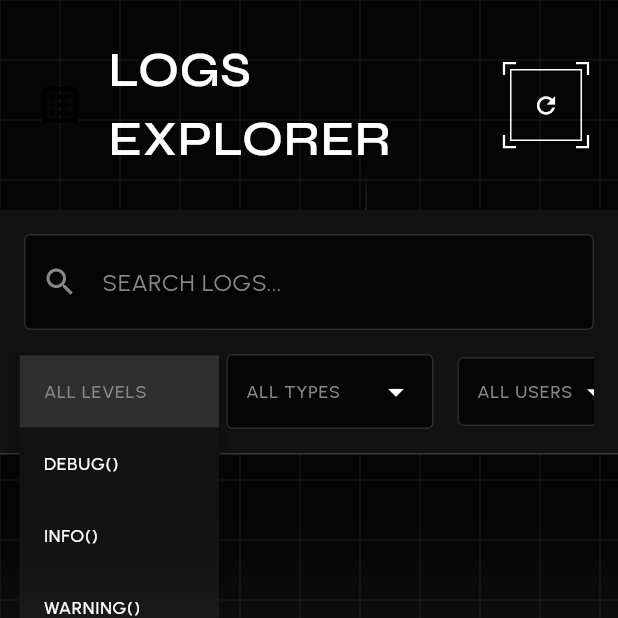
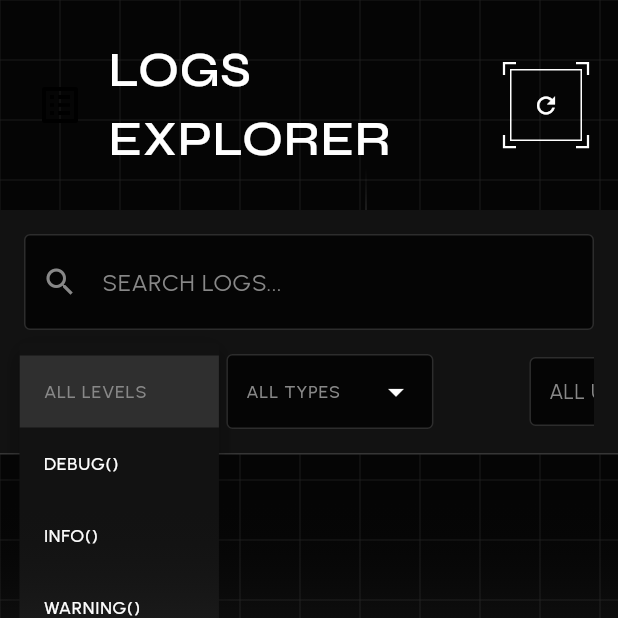
Before and after one commit to ThatSaxyDev/telling, a Flutter app: the screen it shows after launch, item 2 of the bottom bar chosen, after a tap on "ALL LEVELS", on a phone screen of 412 x 824 dp, the top half of it. Run offline on Flutter 3.47's test engine with Material 3 defaults, Android fonts, the phone set to English and light mode, and no system bars; our stand-ins replace device_info_plus, flutter_riverpod, freezed_annotation, go_router, package_info_plus, responsive_framework and 1 more; network calls fail.

Commit message:
feat: Implement log level and type filtering in the activity timeline, adjust filter bar spacing, and refine user dropdown text field style.

```diff
--- a/lib/features/logs/widgets/log_filter_bar.dart
+++ b/lib/features/logs/widgets/log_filter_bar.dart
@@ -122,7 +122,7 @@ class _LogFilterBarState extends ConsumerState<LogFilterBar> {
                     custom: (name) => name.toUpperCase(),
                   ),
                 ),
-                const SizedBox(width: 16),
+                const SizedBox(width: 64),
                 // User Filter
                 SearchableUserDropdown(
                   selectedUserId: _selectedUserId,
--- a/lib/features/overview/widgets/activity_timeline.dart
+++ b/lib/features/overview/widgets/activity_timeline.dart
@@ -3,16 +3,41 @@ import 'package:flutter_riverpod/flutter_riverpod.dart';
 import 'package:telling/core/models/log_level/log_level.dart';
 import '../../../core/models/log_model/log_model.dart';
 import '../../../core/providers/logs_provider.dart';
+import '../../../core/repositories/logs_repository.dart';
 import '../../../core/theme/app_colors.dart';
 import '../../../core/theme/app_text_styles.dart';
 import '../../../shared/widgets/military_decorations.dart';
 import '../../../shared/widgets/military_loader.dart';
 
-class ActivityTimeline extends ConsumerWidget {
+class ActivityTimeline extends ConsumerStatefulWidget {
   const ActivityTimeline({super.key});
 
   @override
-  Widget build(BuildContext context, WidgetRef ref) {
+  ConsumerState<ActivityTimeline> createState() => _ActivityTimelineState();
+}
+
+class _ActivityTimelineState extends ConsumerState<ActivityTimeline> {
+  LogLevel? _filterLevel;
+  LogType? _filterType;
+
+  List<LogModel> _filterLogs(List<LogModel> logs) {
+    return logs.where((log) {
+      // Level filter
+      if (_filterLevel != null && log.level != _filterLevel) {
+        return false;
+      }
+
+      // Type filter
+      if (_filterType != null && log.type != _filterType) {
+        return false;
+      }
+
+      return true;
+    }).toList();
+  }
+
+  @override
+  Widget build(BuildContext context) {
     final logsAsync = ref.watch(logsProvider);
 
     return MilitaryHoverContainer(
@@ -25,6 +50,14 @@ class ActivityTimeline extends ConsumerWidget {
         decoration: BoxDecoration(
           border: Border.all(color: AppColors.slate.withOpacity(0.3)),
         ),
+        child: Column(
+          children: [
+            // Compact Filter Bar
+            _buildCompactFilterBar(),
+            const SizedBox(height: 16),
+
+            // Timeline Content
+            Expanded(
               child: logsAsync.when(
                 loading: () => const Center(
                   child: MilitaryLoader(label: 'LOADING ACTIVITY...', size: 60),
@@ -32,11 +65,15 @@ class ActivityTimeline extends ConsumerWidget {
                 error: (error, stack) => Center(
                   child: Text(
                     'Error loading activity: $error',
-              style: AppTextStyles.bodySmall.copyWith(color: AppColors.error),
+                    style: AppTextStyles.bodySmall.copyWith(
+                      color: AppColors.error,
+                    ),
                   ),
                 ),
                 data: (logs) {
-            if (logs.isEmpty) {
+                  final filteredLogs = _filterLogs(logs);
+
+                  if (filteredLogs.isEmpty) {
                     return Center(
                       child: Column(
                         mainAxisAlignment: MainAxisAlignment.center,
@@ -48,7 +85,9 @@ class ActivityTimeline extends ConsumerWidget {
                           ),
                           const SizedBox(height: 16),
                           Text(
-                      'NO ACTIVITY DETECTED',
+                            logs.isEmpty
+                                ? 'NO ACTIVITY DETECTED'
+                                : 'NO MATCHING ACTIVITY',
                             style: AppTextStyles.titleMedium.copyWith(
                               color: AppColors.slate,
                             ),
@@ -58,18 +97,146 @@ class ActivityTimeline extends ConsumerWidget {
                     );
                   }
 
-            // Take only the first 15 logs
-            final recentLogs = logs.take(15).toList();
+                  // Take only the first 15 filtered logs
+                  final recentLogs = filteredLogs.take(15).toList();
 
                   return ListView.separated(
                     itemCount: recentLogs.length,
-              separatorBuilder: (context, index) => const SizedBox(height: 8),
+                    separatorBuilder: (context, index) =>
+                        const SizedBox(height: 8),
                     itemBuilder: (context, index) {
                       final log = recentLogs[index];
-                return _buildTimelineItem(log, index == recentLogs.length - 1);
+                      return _buildTimelineItem(
+                        log,
+                        index == recentLogs.length - 1,
+                      );
                     },
                   );
                 },
+              ),
+            ),
+          ],
+        ),
+      ),
+    );
+  }
+
+  Widget _buildCompactFilterBar() {
+    return Row(
+      children: [
+        // Level filter
+        _buildCompactDropdown<LogLevel>(
+          value: _filterLevel,
+          hint: 'ALL LEVELS',
+          items: const [
+            LogLevel.debug(),
+            LogLevel.info(),
+            LogLevel.warning(),
+            LogLevel.error(),
+            LogLevel.fatal(),
+          ],
+          onChanged: (level) => setState(() => _filterLevel = level),
+          itemLabel: (level) => level.toString().split('.').last.toUpperCase(),
+        ),
+
+        const SizedBox(width: 12),
+
+        // Type filter
+        _buildCompactDropdown<LogType>(
+          value: _filterType,
+          hint: 'TYPE',
+          items: const [
+            LogType.log(),
+            LogType.errorr(),
+            LogType.analytics(),
+            LogType.event(),
+            LogType.performance(),
+            LogType.network(),
+          ],
+          onChanged: (type) => setState(() => _filterType = type),
+          itemLabel: (type) => type.when(
+            log: () => 'LOG',
+            errorr: () => 'ERROR',
+            analytics: () => 'ANALYTICS',
+            event: () => 'EVENT',
+            performance: () => 'PERFORMANCE',
+            network: () => 'NETWORK',
+            custom: (name) => name.toUpperCase(),
+          ),
+        ),
+
+        // Clear filters
+        if (_filterLevel != null || _filterType != null) ...[
+          const SizedBox(width: 12),
+          IconButton(
+            onPressed: () {
+              setState(() {
+                _filterLevel = null;
+                _filterType = null;
+              });
+            },
+            icon: const Icon(Icons.clear, size: 18, color: AppColors.error),
+            tooltip: 'Clear Filters',
+            padding: EdgeInsets.zero,
+            constraints: const BoxConstraints(),
+          ),
+        ],
+      ],
+    );
+  }
+
+  Widget _buildCompactDropdown<T>({
+    required T? value,
+    required String hint,
+    required List<T> items,
+    required Function(T?) onChanged,
+    required String Function(T) itemLabel,
+  }) {
+    return Container(
+      height: 36,
+      padding: const EdgeInsets.symmetric(horizontal: 10),
+      decoration: BoxDecoration(
+        color: AppColors.backgroundDark,
+        border: Border.all(color: AppColors.slate.withOpacity(0.3)),
+        borderRadius: BorderRadius.circular(4),
+      ),
+      child: DropdownButtonHideUnderline(
+        child: DropdownButton<T>(
+          value: value,
+          hint: Text(
+            hint,
+            style: AppTextStyles.labelSmall.copyWith(color: AppColors.slate),
+          ),
+          isDense: true,
+          dropdownColor: AppColors.surfaceDark,
+          icon: const Icon(
+            Icons.arrow_drop_down,
+            color: AppColors.secondary,
+            size: 18,
+          ),
+          items: [
+            DropdownMenuItem<T>(
+              value: null,
+              child: Text(
+                hint,
+                style: AppTextStyles.labelSmall.copyWith(
+                  color: AppColors.slate,
+                ),
+              ),
+            ),
+            ...items.map(
+              (item) => DropdownMenuItem<T>(
+                value: item,
+                child: Text(
+                  itemLabel(item),
+                  style: AppTextStyles.labelSmall.copyWith(
+                    color: AppColors.white,
+                  ),
+                ),
+              ),
+            ),
+          ],
+          onChanged: onChanged,
         ),
       ),
     );
```
Also changed, not shown: lib/shared/widgets/searchable_user_dropdown.dart (+13 -9 lines). Lines whose indentation alone changed are shown as unchanged.
